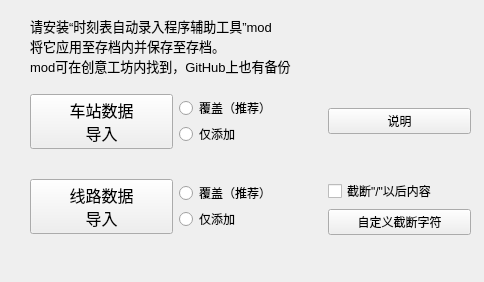
This is ui/data_add.ui in zm0423/tpf2_autofill as Qt 5 draws it before an edit. The edited form follows.
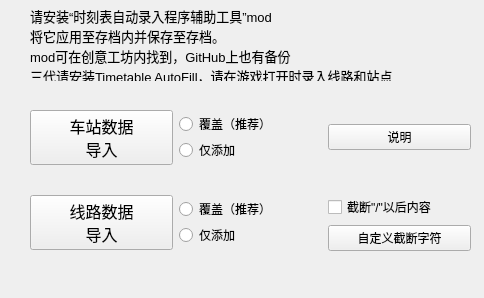
This is the edited form.

Commit message: update UI texts (2/3 titles, About bilibili link, TPF3 note in data import window); re-detect station/line data when switching TPF2/TPF3 modes; docs and translations updated

Patch:
```diff
--- a/ui/data_add.ui
+++ b/ui/data_add.ui
@@ -7,7 +7,7 @@
     <x>0</x>
     <y>0</y>
     <width>484</width>
-    <height>282</height>
+    <height>298</height>
    </rect>
   </property>
   <property name="windowTitle">
@@ -17,7 +17,7 @@
    <property name="geometry">
     <rect>
      <x>30</x>
-     <y>70</y>
+     <y>86</y>
      <width>441</width>
      <height>191</height>
     </rect>
@@ -131,7 +131,7 @@
     <rect>
      <x>30</x>
      <y>10</y>
-     <width>421</width>
+     <width>450</width>
      <height>71</height>
     </rect>
    </property>
@@ -143,7 +143,8 @@
    <property name="text">
     <string>请安装“时刻表自动录入程序辅助工具”mod
 将它应用至存档内并保存至存档。
-mod可在创意工坊内找到，GitHub上也有备份</string>
+mod可在创意工坊内找到，GitHub上也有备份
+三代请安装Timetable AutoFill，请在游戏打开时录入线路和站点</string>
    </property>
   </widget>
  </widget>
```
The commit also changes 13 other files.
